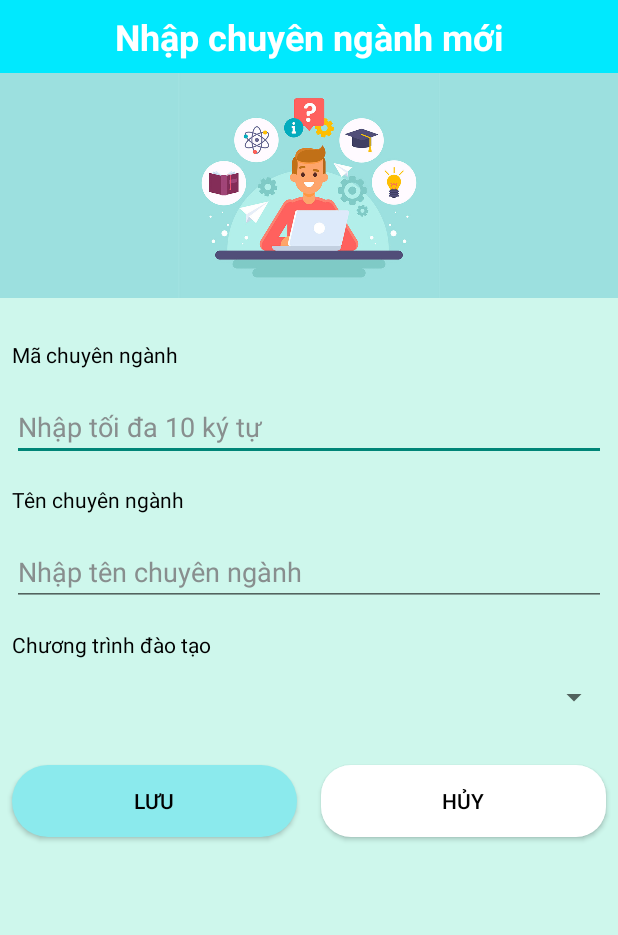
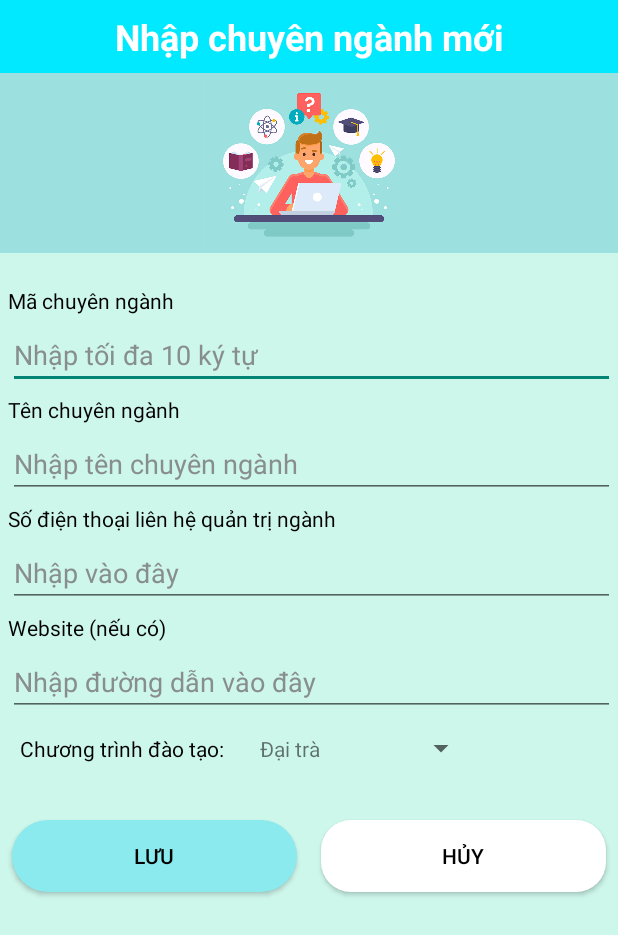
Before and after one commit to thaiduong03122003/Student-Management-Complete-Version, an Android app: the ManageMajorActivity screen opened directly, with no data from a screen before it, after a tap on an icon or button, on a phone screen of 412 x 824 dp. Shown: the top 935 px of the screen. Run offline under Robolectric (Android 15) with nearby library versions, the phone set to English and light mode, and no system bars.

Commit message:
Current proceed: Completed major management features

```diff
--- a/app/src/main/AndroidManifest.xml
+++ b/app/src/main/AndroidManifest.xml
@@ -17,7 +17,7 @@
             android:theme="@style/Theme.Design.NoActionBar"
             android:exported="false" />
         <activity
-            android:name=".activity.AddMajorActivity"
+            android:name=".activity.AddOrEditMajorActivity"
             android:theme="@style/Theme.AppCompat.DayNight.NoActionBar"
             android:exported="false" />
         <activity
--- a/app/src/main/java/com/nhom02/stumanager/activity/AddMajorActivity.java
+++ /dev/null
@@ -1,43 +0,0 @@
-package com.nhom02.stumanager.activity;
-
-import androidx.appcompat.app.AppCompatActivity;
-
-import android.os.Bundle;
-import android.view.View;
-import android.widget.EditText;
-import android.widget.Toast;
-
-import com.nhom02.stumanager.R;
-import com.nhom02.stumanager.model.Major;
-import com.nhom02.stumanager.sqlite.MajorDao;
-
-public class AddMajorActivity extends AppCompatActivity implements View.OnClickListener {
-
-    private EditText etMajorId, etMajorName;
-    @Override
-    protected void onCreate(Bundle savedInstanceState) {
-        super.onCreate(savedInstanceState);
-        setContentView(R.layout.activity_add_major);
-
-        etMajorId = findViewById(R.id.etMajorId);
-        etMajorName = findViewById(R.id.etMajorName);
-
-        findViewById(R.id.btnSave).setOnClickListener(this);
-        findViewById(R.id.btnExit).setOnClickListener(this);
-    }
-
-    @Override
-    public void onClick(View v) {
-        if (v.getId() == R.id.btnSave) {
-            Major major = new Major();
-            major.setMajorId(etMajorId.getText().toString());
-            major.setMajorName(etMajorName.getText().toString());
-            MajorDao dao = new MajorDao(this);
-            dao.insert(major);
-            Toast.makeText(this, "Đã lưu chuyên ngành: [" + major.getMajorId() + "] " + major.getMajorName(), Toast.LENGTH_SHORT).show();
-            finish();
-        } else if (v.getId() == R.id.btnExit) {
-            finish();
-        }
-    }
-}
--- /dev/null
+++ b/app/src/main/java/com/nhom02/stumanager/activity/AddOrEditMajorActivity.java
@@ -0,0 +1,126 @@
+package com.nhom02.stumanager.activity;
+
+import androidx.appcompat.app.AppCompatActivity;
+
+import android.content.Intent;
+import android.os.Bundle;
+import android.view.View;
+import android.widget.AdapterView;
+import android.widget.Button;
+import android.widget.EditText;
+import android.widget.Spinner;
+import android.widget.Toast;
+
+import com.nhom02.stumanager.R;
+import com.nhom02.stumanager.adapter.EduProgAdapter;
+import com.nhom02.stumanager.model.EducationProgram;
+import com.nhom02.stumanager.model.Major;
+import com.nhom02.stumanager.sqlite.EduProgDao;
+import com.nhom02.stumanager.sqlite.MajorDao;
+
+import java.text.ParseException;
+import java.util.List;
+
+public class AddOrEditMajorActivity extends AppCompatActivity implements View.OnClickListener {
+
+    private EditText etMajorId, etMajorName, etMajorPhone, etMajorLink;
+    private Button btnSave;
+    private Spinner spEduProg;
+    private List<EducationProgram> eduList;
+    @Override
+    protected void onCreate(Bundle savedInstanceState) {
+        super.onCreate(savedInstanceState);
+        setContentView(R.layout.activity_add_major);
+
+        etMajorId = findViewById(R.id.etMajorId);
+        etMajorName = findViewById(R.id.etMajorName);
+        etMajorPhone = findViewById(R.id.etMajorPhone);
+        etMajorLink = findViewById(R.id.etMajorLink);
+        spEduProg = findViewById(R.id.spEduProg);
+
+        fillEduProgToSpinner();
+
+        btnSave = findViewById(R.id.btnSave);
+        btnSave.setOnClickListener(this);
+        findViewById(R.id.btnExit).setOnClickListener(this);
+
+        try {
+            readMajor();
+        } catch (ParseException e) {
+            throw new RuntimeException(e);
+        }
+    }
+
+    private void fillEduProgToSpinner(){
+        EduProgDao dao = new EduProgDao(this);
+
+        eduList = dao.getAll();
+
+        EduProgAdapter eduAdapter = new EduProgAdapter(this, eduList);
+        spEduProg.setAdapter(eduAdapter);
+
+        spEduProg.setOnItemSelectedListener(new AdapterView.OnItemSelectedListener() {
+            @Override
+            public void onItemSelected(AdapterView<?> adapterView, View view, int i, long l) {}
+
+            @Override
+            public void onNothingSelected(AdapterView<?> parent) {}
+        });
+    }
+
+    private void readMajor() throws ParseException {
+        Intent intent = getIntent();
+        Bundle bundle = intent.getBundleExtra("data");
+        if (bundle == null)
+            return;
+        String id = bundle.getString("id");
+
+        MajorDao dao = new MajorDao(this);
+        Major major = dao.getById(id);
+
+        etMajorId.setText(major.getMajorId());
+        etMajorName.setText(major.getMajorName());
+        etMajorPhone.setText(major.getMajorPhone());
+        etMajorLink.setText(major.getMajorLink());
+
+        btnSave.setText("Cập nhật");
+
+        String eduProgId = major.getEduProgId();
+
+        int position = -1;
+        for (int i = 0; i < eduList.size(); i++) {
+            if (eduList.get(i).getEduId().equals(eduProgId)) {
+                position = i;
+                break;
+            }
+        }
+
+        if (position != -1) {
+            spEduProg.setSelection(position);
+        }
+    }
+    @Override
+    public void onClick(View v) {
+        if (v.getId() == R.id.btnSave) {
+            Major major = new Major();
+            major.setMajorId(etMajorId.getText().toString());
+            major.setMajorName(etMajorName.getText().toString());
+            major.setMajorPhone(etMajorPhone.getText().toString());
+            major.setMajorLink(etMajorLink.getText().toString());
+            EducationProgram edu = (EducationProgram) spEduProg.getSelectedItem();
+            major.setEduProgId(edu.getEduId());
+
+            MajorDao dao = new MajorDao(this);
+
+            if (btnSave.getText().equals("Lưu"))
+                dao.insert(major);
+            else
+                dao.update(major);
+
+            Toast.makeText(this, "Đã lưu chuyên ngành: [" + major.getMajorId() + "] " + major.getMajorName(), Toast.LENGTH_SHORT).show();
+            finish();
+        } else if (v.getId() == R.id.btnExit) {
+            finish();
+        }
+    }
+}
--- a/app/src/main/java/com/nhom02/stumanager/activity/ManageMajorActivity.java
+++ b/app/src/main/java/com/nhom02/stumanager/activity/ManageMajorActivity.java
@@ -10,14 +10,11 @@ import android.os.Bundle;
 import android.view.Menu;
 import android.view.MenuItem;
 import android.view.View;
-import android.widget.AdapterView;
 import android.widget.TextView;
 import android.widget.Toast;
 
 import com.nhom02.stumanager.R;
 import com.nhom02.stumanager.adapter.MajorAdapter;
-import com.nhom02.stumanager.helper.DateTimeHelper;
-import com.nhom02.stumanager.model.EducationProgram;
 import com.nhom02.stumanager.model.Major;
 import com.nhom02.stumanager.sqlite.MajorDao;
 
@@ -30,9 +27,7 @@ public class ManageMajorActivity extends AppCompatActivity implements View.OnCli
     private RecyclerView rcvMajor;
     private MajorAdapter majorAdapter;
     private TextView tvNoResults;
-
     List<Major> majorList;
-    List<EducationProgram> educationProgramList;
 
     @Override
     protected void onCreate(Bundle savedInstanceState) {
@@ -60,7 +55,6 @@ public class ManageMajorActivity extends AppCompatActivity implements View.OnCli
         }
 
         findViewById(R.id.fabAdd).setOnClickListener(this);
-
 
     }
 
@@ -111,9 +105,8 @@ public class ManageMajorActivity extends AppCompatActivity implements View.OnCli
 
     @Override
     public void onClick(View v) {
-        MajorDao dao = new MajorDao(this);
         if (v.getId() == R.id.fabAdd) {
-            Intent intentAddMajor = new Intent(this, AddMajorActivity.class);
+            Intent intentAddMajor = new Intent(this, AddOrEditMajorActivity.class);
             startActivity(intentAddMajor);
         }
     }
--- /dev/null
+++ b/app/src/main/java/com/nhom02/stumanager/adapter/EduProgAdapter.java
@@ -0,0 +1,53 @@
+package com.nhom02.stumanager.adapter;
+
+import android.content.Context;
+import android.view.LayoutInflater;
+import android.view.View;
+import android.view.ViewGroup;
+import android.widget.BaseAdapter;
+import android.widget.TextView;
+
+import com.nhom02.stumanager.R;
+import com.nhom02.stumanager.model.EducationProgram;
+
+import java.util.List;
+
+public class EduProgAdapter extends BaseAdapter {
+
+    private Context context;
+    List<EducationProgram> list;
+
+    public EduProgAdapter(Context context, List<EducationProgram> list) {
+        this.context = context;
+        this.list = list;
+    }
+
+    @Override
+    public int getCount() {
+        return list.size();
+    }
+
+    @Override
+    public Object getItem(int position) {
+        return list.get(position);
+    }
+
+    @Override
+    public long getItemId(int position) {
+        return position;
+    }
+
+    @Override
+    public View getView(int i, View view, ViewGroup viewGroup) {
+        if (view == null) {
+            view = LayoutInflater.from(context).inflate(R.layout.layout_eduprog_item, null);
+        }
+
+        TextView tvEduName = view.findViewById(R.id.tvEduName);
+
+        EducationProgram edu = list.get(i);
+        tvEduName.setText("" + edu.getEduName());
+
+        return view;
+    }
+}
--- a/app/src/main/java/com/nhom02/stumanager/model/EducationProgram.java
+++ b/app/src/main/java/com/nhom02/stumanager/model/EducationProgram.java
@@ -4,6 +4,10 @@ public class EducationProgram {
     String eduId, eduName;
 
     public EducationProgram() {
+    }
+
+    public EducationProgram(String eduName) {
+        this.eduName = eduName;
     }
 
     public EducationProgram(String eduId, String eduName) {
--- a/app/src/main/java/com/nhom02/stumanager/sqlite/DBHelper.java
+++ b/app/src/main/java/com/nhom02/stumanager/sqlite/DBHelper.java
@@ -27,7 +27,7 @@ public class DBHelper extends SQLiteOpenHelper {
                 ");";
 
         String ctDaoTaoSql = "CREATE TABLE \"tb_ct_daotao\" (\n" +
-                "\t\"ma_daotao\"\tvarchar(5),\n" +
+                "\t\"ma_daotao\"\tTEXT,\n" +
                 "\t\"ten_ct_daotao\"\tTEXT NOT NULL,\n" +
                 "\tPRIMARY KEY(\"ma_daotao\")\n" +
                 ")";
--- a/app/src/main/res/layout/activity_add_major.xml
+++ b/app/src/main/res/layout/activity_add_major.xml
@@ -24,65 +24,114 @@
 
         <ImageView
             android:layout_width="match_parent"
-            android:layout_height="150dp"
+            android:layout_height="120dp"
             android:src="@drawable/img_add_major"
             android:background="#9CE0DF"/>
         <LinearLayout
             android:layout_width="match_parent"
             android:layout_height="wrap_content"
             android:orientation="vertical"
-            android:layout_marginTop="20dp">
+            android:layout_marginTop="20dp"
+            android:paddingLeft="3dp">
+
             <TextView
                 android:id="@+id/textView3"
                 android:layout_width="match_parent"
                 android:layout_height="wrap_content"
-                android:layout_margin="8dp"
-                android:textColor="@color/black"
-                android:text="Mã chuyên ngành" />
+                android:layout_margin="2dp"
+                android:text="Mã chuyên ngành"
+                android:textColor="@color/black" />
 
             <EditText
                 android:id="@+id/etMajorId"
                 android:layout_width="match_parent"
                 android:layout_height="wrap_content"
-                android:layout_margin="8dp"
+                android:layout_margin="2dp"
                 android:ems="10"
+                android:hint="Nhập tối đa 10 ký tự"
+                android:inputType="text"
                 android:textColor="@color/black"
-                android:textColorHint="#888e8e"
-                android:hint="Nhập tối đa 10 ký tự"
-                android:inputType="text" />
+                android:textColorHint="#888e8e" />
 
             <TextView
                 android:id="@+id/textView4"
                 android:layout_width="match_parent"
                 android:layout_height="wrap_content"
-                android:layout_margin="8dp"
-                android:textColor="@color/black"
-                android:text="Tên chuyên ngành" />
+                android:layout_margin="2dp"
+                android:text="Tên chuyên ngành"
+                android:textColor="@color/black" />
 
             <EditText
                 android:id="@+id/etMajorName"
                 android:layout_width="match_parent"
                 android:layout_height="wrap_content"
-                android:layout_margin="8dp"
+                android:layout_margin="2dp"
                 android:ems="10"
+                android:hint="Nhập tên chuyên ngành"
+                android:inputType="text"
                 android:textColor="@color/black"
-                android:textColorHint="#888e8e"
-                android:hint="Nhập tên chuyên ngành"
-                android:inputType="text" />
+                android:textColorHint="#888e8e" />
 
             <TextView
+                android:id="@+id/textView5"
                 android:layout_width="match_parent"
                 android:layout_height="wrap_content"
-                android:layout_margin="8dp"
-                android:textColor="@color/black"
-                android:text="Chương trình đào tạo"/>
+                android:layout_margin="2dp"
+                android:text="Số điện thoại liên hệ quản trị ngành"
+                android:textColor="@color/black" />
 
-            <Spinner
-                android:id="@+id/spEduProg"
+            <EditText
+                android:id="@+id/etMajorPhone"
                 android:layout_width="match_parent"
                 android:layout_height="wrap_content"
-                android:layout_margin="5dp"
-                android:outlineSpotShadowColor="@color/black"/>
+                android:layout_margin="2dp"
+                android:ems="10"
+                android:hint="Nhập vào đây"
+                android:inputType="text"
+                android:textColor="@color/black"
+                android:textColorHint="#888e8e" />
+
+            <TextView
+                android:id="@+id/textView6"
+                android:layout_width="match_parent"
+                android:layout_height="wrap_content"
+                android:layout_margin="2dp"
+                android:text="Website (nếu có)"
+                android:textColor="@color/black" />
+
+            <EditText
+                android:id="@+id/etMajorLink"
+                android:layout_width="match_parent"
+                android:layout_height="wrap_content"
+                android:layout_margin="2dp"
+                android:ems="10"
+                android:hint="Nhập đường dẫn vào đây"
+                android:inputType="text"
+                android:textColor="@color/black"
+                android:textColorHint="#888e8e" />
+
+            <LinearLayout
+                android:layout_width="match_parent"
+                android:layout_height="wrap_content"
+                android:orientation="horizontal">
+
+                <TextView
+                    android:layout_width="wrap_content"
+                    android:layout_height="wrap_content"
+                    android:layout_margin="8dp"
+                    android:padding="2dp"
+                    android:textColor="@color/black"
+                    android:text="Chương trình đào tạo: "/>
+
+                <Spinner
+                    android:id="@+id/spEduProg"
+                    android:layout_width="150dp"
+                    android:layout_height="wrap_content"
+                    android:layout_marginLeft="5dp"
+                    android:layout_gravity="center"
+                    android:outlineSpotShadowColor="@color/black"/>
+
+            </LinearLayout>
         </LinearLayout>
 
     </LinearLayout>
--- /dev/null
+++ b/app/src/main/res/layout/layout_eduprog_item.xml
@@ -0,0 +1,14 @@
+<?xml version="1.0" encoding="utf-8"?>
+<LinearLayout xmlns:android="http://schemas.android.com/apk/res/android"
+    android:layout_width="120dp"
+    android:layout_height="wrap_content"
+    android:orientation="horizontal">
+
+    <TextView
+        android:id="@+id/tvEduName"
+        android:layout_width="100dp"
+        android:layout_height="wrap_content"
+        android:layout_margin="5dp"
+        android:text="Name" />
+
+</LinearLayout>
```
Also changed, not shown: app/src/main/java/com/nhom02/stumanager/SplashActivity.java (+14 -0 lines), app/src/main/java/com/nhom02/stumanager/activity/DetailMajorActivity.java (+48 -6 lines), app/src/main/java/com/nhom02/stumanager/sqlite/MajorDao.java (+7 -0 lines), app/src/main/res/layout/activity_detail_major.xml (+6 -4 lines), app/src/main/res/layout/fragment_home.xml (+26 -24 lines).
